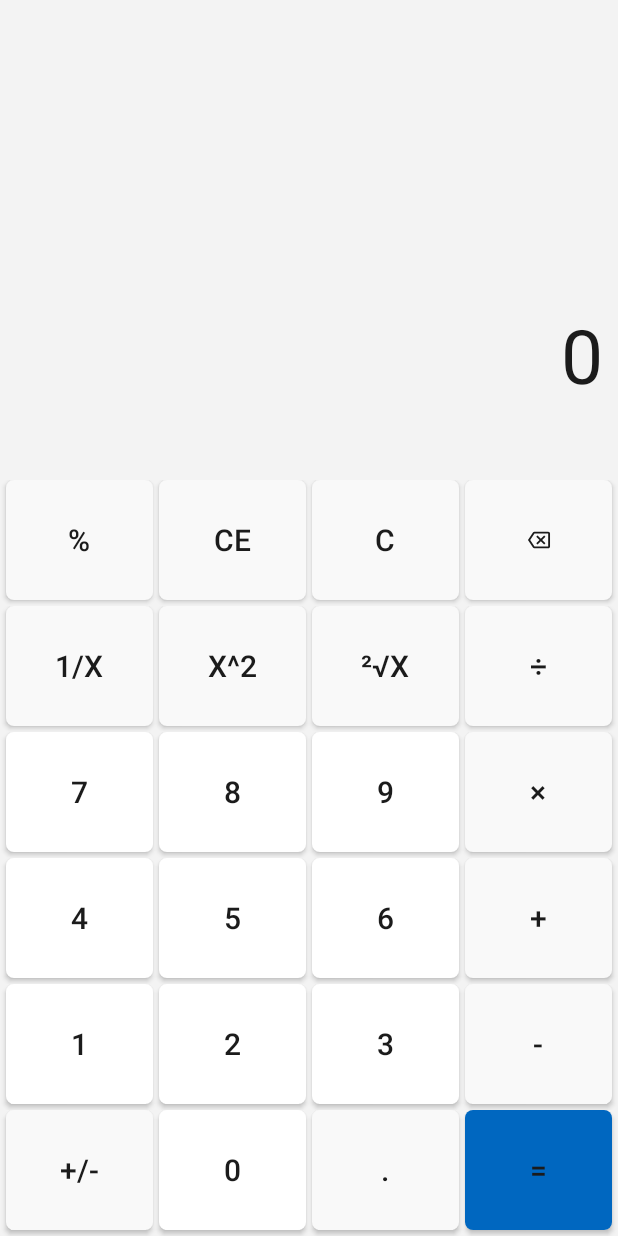
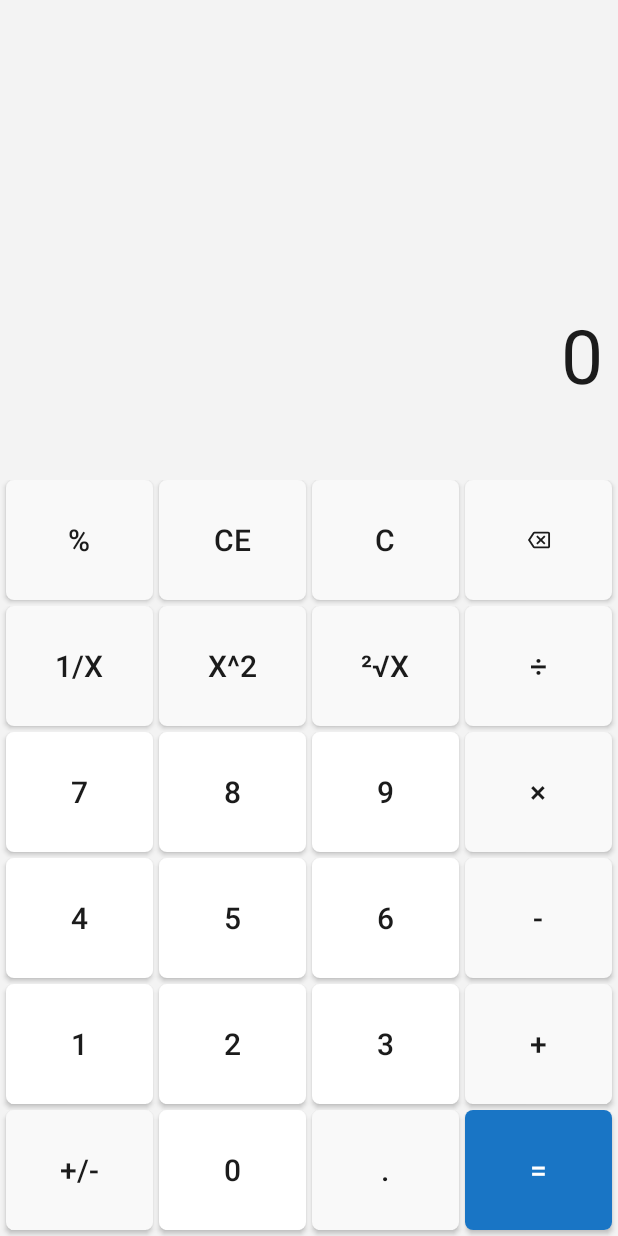
Before and after one commit to toai-php/MobilePrograming-128730, an Android app: the screen it shows after launch (MainActivity), on a phone screen of 412 x 824 dp. Run offline under Robolectric (Android 15) with nearby library versions, the light colour scheme and no system bars.

Commit message:
update Calculator app

```diff
--- /dev/null
+++ b/Calculator/app/src/main/res/drawable/btn_circle3.xml
@@ -0,0 +1,16 @@
+<?xml version="1.0" encoding="utf-8"?>
+<selector xmlns:android="http://schemas.android.com/apk/res/android">
+    <item android:state_pressed="false">
+        <shape android:shape="rectangle">
+            <corners android:radius="5dp"/>
+            <solid android:color="#FF1975C5"/>
+        </shape>
+    </item>
+
+    <item android:state_pressed="true">
+        <shape android:shape="rectangle">
+            <corners android:radius="5dp"/>
+            <solid android:color="#FF3183CA"/>
+        </shape>
+    </item>
+</selector>
--- a/Calculator/app/src/main/res/layout/activity_main.xml
+++ b/Calculator/app/src/main/res/layout/activity_main.xml
@@ -230,7 +230,7 @@
 
             <Button
                 android:id="@+id/buttonPlus"
-                android:onClick="buttonPlus"
+                android:onClick="buttonMinus"
                 android:layout_width="0dp"
                 android:background="@drawable/btn_circle2"
                 android:layout_height="80dp"
@@ -240,7 +240,7 @@
                 android:layout_marginRight="4dp"
                 android:textColor="@color/white"
                 android:textSize="20sp"
-                android:text="+" />
+                android:text="-" />
         </TableRow>
 
         <TableRow
@@ -288,7 +288,7 @@
 
             <Button
                 android:id="@+id/buttonMinus"
-                android:onClick="buttonMinus"
+                android:onClick="buttonPlus"
                 android:layout_width="0dp"
                 android:background="@drawable/btn_circle2"
                 android:layout_height="80dp"
@@ -298,7 +298,7 @@
                 android:layout_marginRight="4dp"
                 android:textColor="@color/white"
                 android:textSize="20sp"
-                android:text="-" />
+                android:text="+" />
         </TableRow>
 
         <TableRow
@@ -347,14 +347,13 @@
                 android:id="@+id/buttonEqual"
                 android:onClick="buttonEqual"
                 android:layout_width="0dp"
-                android:background="@drawable/btn_circle"
-                android:backgroundTint="#FF0067C0"
+                android:background="@drawable/btn_circle3"
                 android:layout_height="80dp"
                 android:layout_weight="1"
                 android:layout_marginLeft="4dp"
                 android:layout_marginBottom="4dp"
                 android:layout_marginRight="4dp"
-                android:textColor="@color/white"
+                android:textColor="#FFFFFF"
                 android:textSize="20sp"
                 android:text="=" />
         </TableRow>
```
Also changed, not shown: Calculator/app/src/main/java/com/example/calculator/MainActivity.java (+62 -28 lines).
